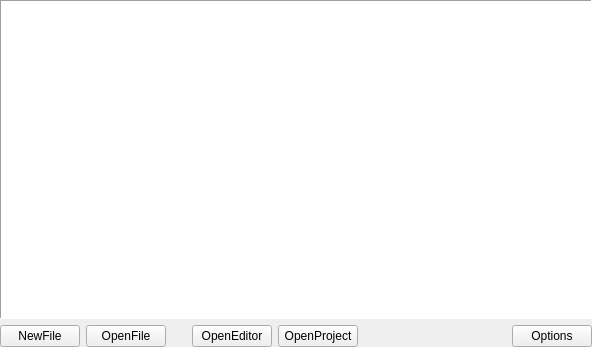
Qt form liteidex/src/plugins/welcome/welcomewidget.ui (seanxyh/liteide) before a commit.
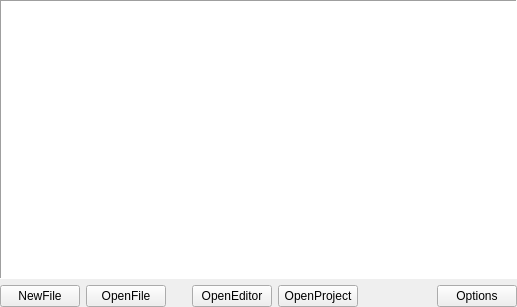
The same form after that commit.

The edit to the form file:
```diff
--- a/liteidex/src/plugins/welcome/welcomewidget.ui
+++ b/liteidex/src/plugins/welcome/welcomewidget.ui
@@ -6,8 +6,8 @@
    <rect>
     <x>0</x>
     <y>0</y>
-    <width>592</width>
-    <height>347</height>
+    <width>517</width>
+    <height>307</height>
    </rect>
   </property>
   <property name="windowTitle">
```
